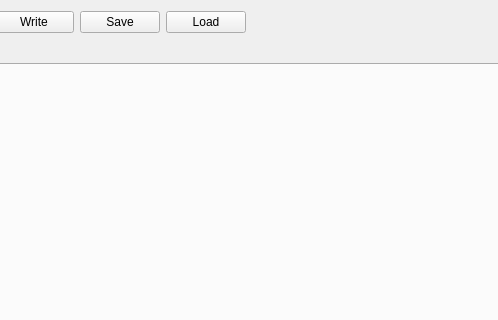
First picture: the form in mahos/gui/ui/tweaker.ui, repository ToyotaCRDL/mahos, before the edit; both pictures show x 275 to 773 and y 0 to 320 of the 970 by 476 pixel window.
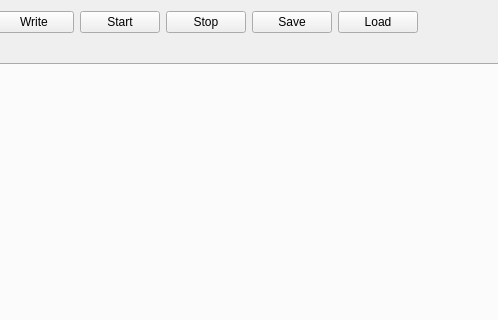
Second picture: the form after the edit.

Commit message:
tweaker: add start and stop
- also added examples/manual_op which will be used in new tutorial (No. 3)

Patch:
```diff
--- a/mahos/gui/ui/tweaker.ui
+++ b/mahos/gui/ui/tweaker.ui
@@ -44,6 +44,20 @@
        </property>
       </widget>
      </item>
+     <item>
+      <widget class="QPushButton" name="startButton">
+       <property name="text">
+        <string>Start</string>
+       </property>
+      </widget>
+     </item>
+     <item>
+      <widget class="QPushButton" name="stopButton">
+       <property name="text">
+        <string>Stop</string>
+       </property>
+      </widget>
+     </item>
      <item>
       <widget class="QPushButton" name="saveButton">
        <property name="text">
```
Left out of the diff: 2 changed lines with no effect on the pictures. The commit also changes 10 other files.
